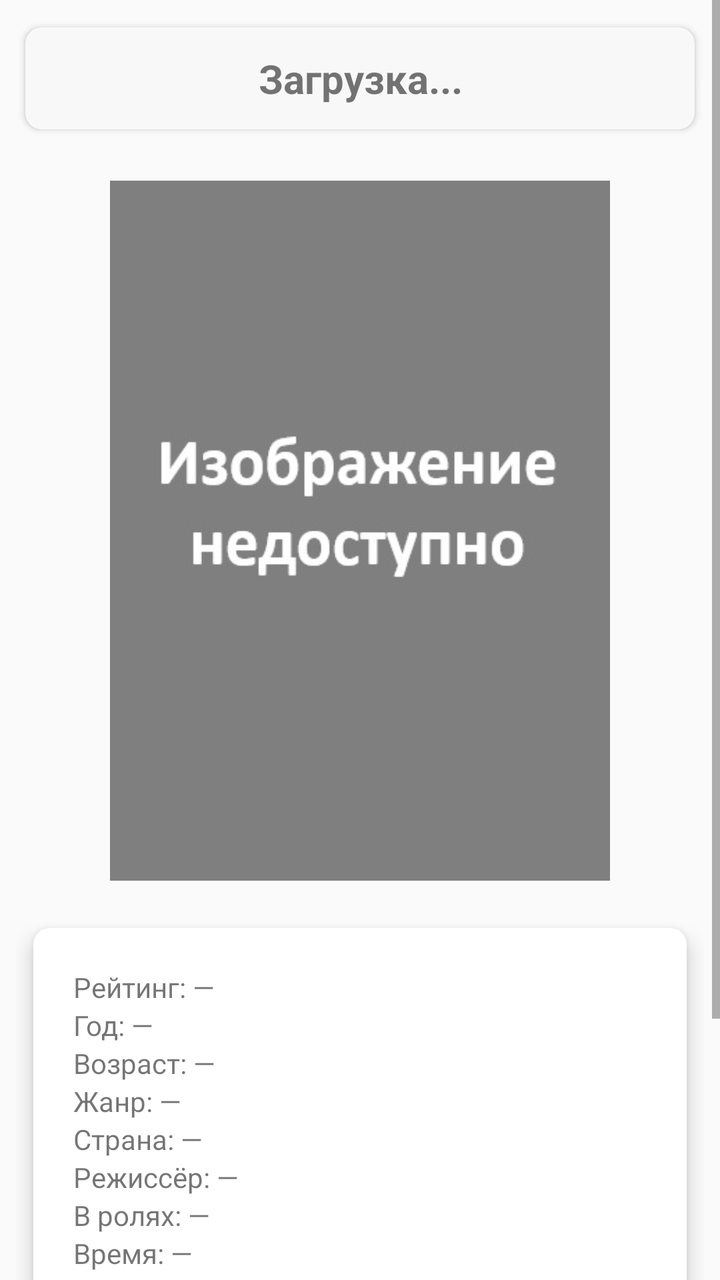
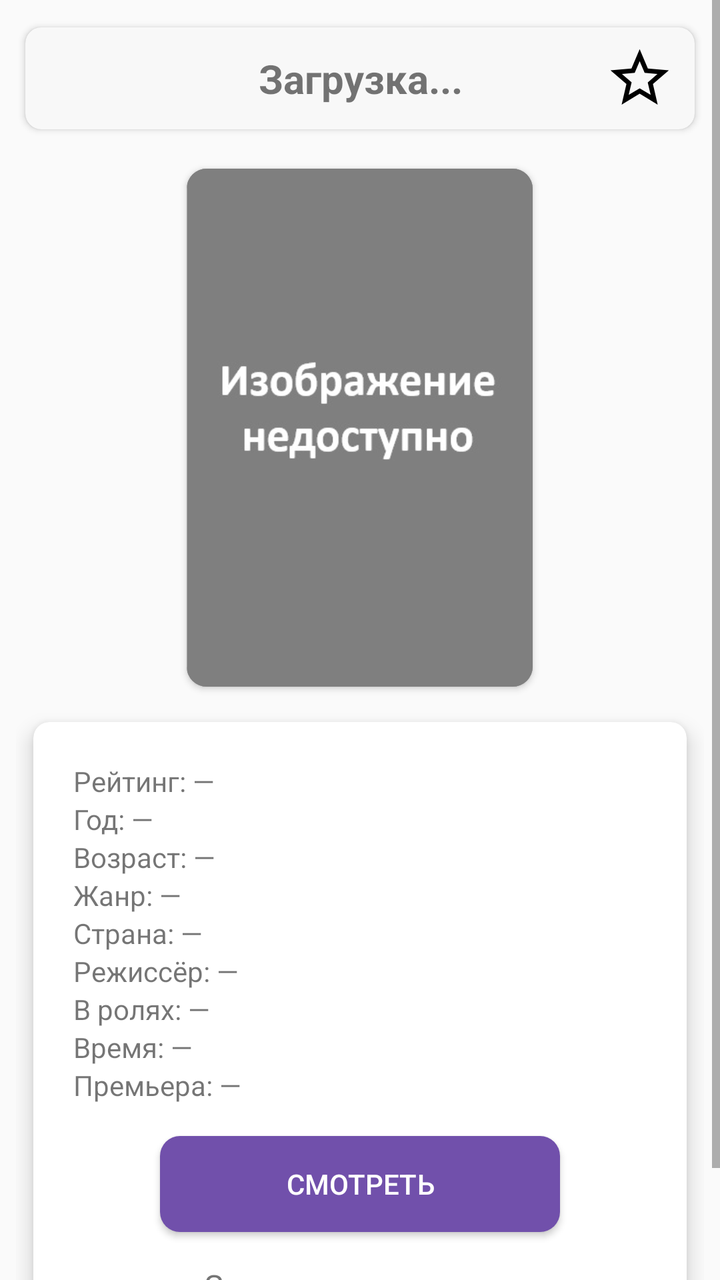

Two renders of the same Android screen: before a commit and after it. Below are the layout's source before the change and the commit's diff.
<!-- AndroidManifest.xml: application theme AppTheme -->
<!-- res/layout/activity_full.xml -->
<?xml version="1.0" encoding="utf-8"?>
<ScrollView
    xmlns:android="http://schemas.android.com/apk/res/android"
    xmlns:app="http://schemas.android.com/apk/res-auto"
    xmlns:tools="http://schemas.android.com/tools"
    android:layout_width="match_parent"
    android:layout_height="match_parent"
    android:fillViewport="true">

    <LinearLayout
        android:id="@+id/main"
        android:orientation="vertical"
        android:layout_width="match_parent"
        android:layout_height="wrap_content"
        android:padding="8dp"
        tools:context=".activity.FullActivity">

        
        <androidx.cardview.widget.CardView
            app:cardBackgroundColor="#F8F8F8"
            android:layout_width="match_parent"
            android:layout_height="wrap_content"
            app:cardCornerRadius="8dp"
            app:cardUseCompatPadding="true"
            android:layout_marginBottom="8dp">

            <TextView
                android:id="@+id/view_title_full"
                android:layout_width="match_parent"
                android:layout_height="wrap_content"
                android:padding="12dp"
                android:text="Загрузка..."
                android:textSize="20sp"
                android:textStyle="bold"
                android:textAlignment="center"
                android:maxLines="2"
                android:ellipsize="end" />
        </androidx.cardview.widget.CardView>

        
        <ImageView
            android:id="@+id/view_image_full"
            android:layout_width="250dp"
            android:layout_height="350dp"
            android:layout_gravity="center"
            android:scaleType="centerCrop"
            android:src="@drawable/image"
            android:contentDescription="Постер фильма"
            android:layout_marginTop="12dp"
            android:layout_marginBottom="12dp"
            android:background="@android:color/darker_gray" />

        
        <androidx.cardview.widget.CardView
            android:layout_width="match_parent"
            android:layout_height="wrap_content"
            app:cardCornerRadius="8dp"
            app:cardElevation="6dp"
            app:cardUseCompatPadding="true">

            <LinearLayout
                android:orientation="vertical"
                android:layout_width="match_parent"
                android:layout_height="wrap_content"
                android:padding="12dp">

                
                <include layout="@layout/test" />

                
                <Button
                    android:id="@+id/view_film_button"
                    android:layout_width="200dp"
                    android:layout_height="wrap_content"
                    android:layout_gravity="center"
                    android:text="Смотреть"
                    android:textColor="@android:color/white"
                    android:background="@drawable/button_background"
                    android:layout_marginTop="8dp"
                    android:layout_marginBottom="16dp" />

                
                <TextView
                    android:id="@+id/view_descr"
                    android:layout_width="match_parent"
                    android:layout_height="wrap_content"
                    android:text="Загрузка описания..."
                    android:textSize="16sp"
                    android:lineSpacingExtra="4dp"
                    android:layout_marginBottom="16dp" />

                
                <ProgressBar
                    android:id="@+id/progressBar"
                    android:layout_width="wrap_content"
                    android:layout_height="wrap_content"
                    android:layout_gravity="center"
                    android:visibility="gone" />

            </LinearLayout>
        </androidx.cardview.widget.CardView>

    </LinearLayout>
</ScrollView>
<!-- res/layout/test.xml (included above) -->
<?xml version="1.0" encoding="utf-8"?>
<LinearLayout xmlns:android="http://schemas.android.com/apk/res/android"
    android:layout_width="match_parent"
    android:layout_height="wrap_content"
    android:orientation="vertical"
    android:padding="8dp">

    <TextView
        android:id="@+id/raitingTv"
        android:layout_width="match_parent"
        android:layout_height="wrap_content"
        android:text="Рейтинг: —"
        android:textSize="14sp" />

    <TextView
        android:id="@+id/yearTv"
        android:layout_width="match_parent"
        android:layout_height="wrap_content"
        android:text="Год: —"
        android:textSize="14sp" />

    <TextView
        android:id="@+id/ageTv"
        android:layout_width="match_parent"
        android:layout_height="wrap_content"
        android:text="Возраст: —"
        android:textSize="14sp" />

    <TextView
        android:id="@+id/janrTv"
        android:layout_width="match_parent"
        android:layout_height="wrap_content"
        android:text="Жанр: —"
        android:textSize="14sp" />

    <TextView
        android:id="@+id/stranaTv"
        android:layout_width="match_parent"
        android:layout_height="wrap_content"
        android:text="Страна: —"
        android:textSize="14sp" />

    <TextView
        android:id="@+id/directorTv"
        android:layout_width="match_parent"
        android:layout_height="wrap_content"
        android:text="Режиссёр: —"
        android:textSize="14sp" />

    <TextView
        android:id="@+id/roleTv"
        android:layout_width="match_parent"
        android:layout_height="wrap_content"
        android:text="В ролях: —"
        android:textSize="14sp" />

    <TextView
        android:id="@+id/timeTv"
        android:layout_width="match_parent"
        android:layout_height="wrap_content"
        android:text="Время: —"
        android:textSize="14sp" />

    <TextView
        android:id="@+id/premieraTv"
        android:layout_width="match_parent"
        android:layout_height="wrap_content"
        android:text="Премьера: —"
        android:textSize="14sp" />

</LinearLayout>
<!-- resources referenced by this layout -->
<resources>
  <!-- drawable button_background (drawable) -->
  <?xml version="1.0" encoding="utf-8"?>
  <shape xmlns:android="http://schemas.android.com/apk/res/android"
      android:shape="rectangle">
      <solid android:color="#7150AB" />
      <corners android:radius="10dp" />
      <padding
          android:bottom="4dp"
          android:left="4dp"
          android:right="4dp"
          android:top="4dp" />
  </shape>
  <!-- drawable image: jpg bitmap (drawable, 14099 bytes) -->
  <style name="AppTheme" parent="Theme.AppCompat.Light.DarkActionBar">
          <item name="colorPrimary">#162687</item>
          <item name="colorPrimaryDark">#734E16</item>
      </style>
</resources>

<!-- the commit's change to res/layout/activity_full.xml (unified diff, before → after) -->
@@ -24,6 +24,14 @@
             app:cardUseCompatPadding="true"
             android:layout_marginBottom="8dp">
 
+            <ImageView
+                android:id="@+id/favoriteStar"
+                android:layout_gravity="right|center"
+                android:layout_marginEnd="10dp"
+                android:layout_width="35dp"
+                android:layout_height="35dp"
+                android:src="@drawable/star2" />
+
             <TextView
                 android:id="@+id/view_title_full"
                 android:layout_width="match_parent"
@@ -38,17 +46,27 @@
         </androidx.cardview.widget.CardView>
 
         
-        <ImageView
-            android:id="@+id/view_image_full"
-            android:layout_width="250dp"
-            android:layout_height="350dp"
+
+        <androidx.cardview.widget.CardView
+            app:cardBackgroundColor="@color/korichneviy"
+            android:layout_width="wrap_content"
+            android:layout_height="wrap_content"
             android:layout_gravity="center"
-            android:scaleType="centerCrop"
-            android:src="@drawable/image"
-            android:contentDescription="Постер фильма"
-            android:layout_marginTop="12dp"
-            android:layout_marginBottom="12dp"
-            android:background="@android:color/darker_gray" />
+            app:cardCornerRadius="10dp"
+            app:cardPreventCornerOverlap="true"
+            app:cardUseCompatPadding="true">
+
+            <ImageView
+                android:id="@+id/view_image_full"
+                android:layout_width="173dp"
+                android:layout_height="259dp"
+                android:layout_gravity="center"
+                android:src="@drawable/image"
+                android:contentDescription="Постер фильма"
+                android:background="@android:color/darker_gray" />
+
+        </androidx.cardview.widget.CardView>
+
 
         
         <androidx.cardview.widget.CardView
@@ -82,6 +100,7 @@
                 
                 <TextView
                     android:id="@+id/view_descr"
+                    android:textAlignment="center"
                     android:layout_width="match_parent"
                     android:layout_height="wrap_content"
                     android:text="Загрузка описания..."
<!-- resource entries referenced after the edit -->
@@ -1,5 +1,6 @@
 <!-- resources referenced by this layout -->
 <resources>
+  <color name="korichneviy">#403E3E</color>
   <!-- drawable button_background (drawable) -->
   <?xml version="1.0" encoding="utf-8"?>
   <shape xmlns:android="http://schemas.android.com/apk/res/android"
@@ -13,6 +14,12 @@
           android:top="4dp" />
   </shape>
   <!-- drawable image: jpg bitmap (drawable, 14099 bytes) -->
+  <!-- drawable star2 (drawable) -->
+  <vector xmlns:android="http://schemas.android.com/apk/res/android" android:height="24dp" android:tint="#000000" android:viewportHeight="24" android:viewportWidth="24" android:width="24dp">
+        
+      <path android:fillColor="@android:color/white" android:pathData="M22,9.24l-7.19,-0.62L12,2 9.19,8.63 2,9.24l5.46,4.73L5.82,21 12,17.27 18.18,21l-1.63,-7.03L22,9.24zM12,15.4l-3.76,2.27 1,-4.28 -3.32,-2.88 4.38,-0.38L12,6.1l1.71,4.04 4.38,0.38 -3.32,2.88 1,4.28L12,15.4z"/>
+      
+  </vector>
   <style name="AppTheme" parent="Theme.AppCompat.Light.DarkActionBar">
           <item name="colorPrimary">#162687</item>
           <item name="colorPrimaryDark">#734E16</item>
